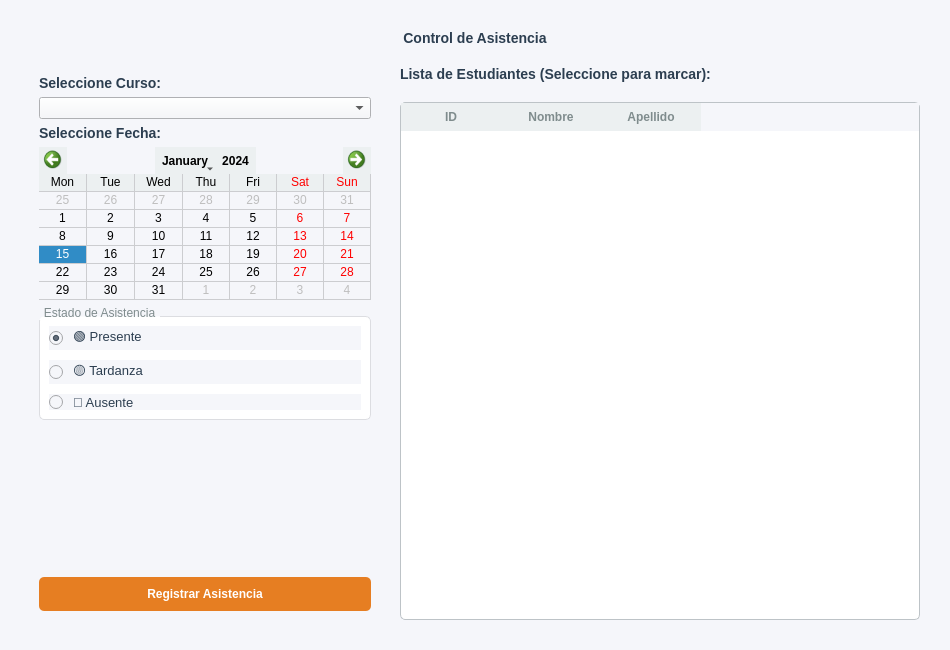
Above: ui/form_asistencia.ui from LordFeitan/registro_notas_colegio before the change. Below: the same form after it.
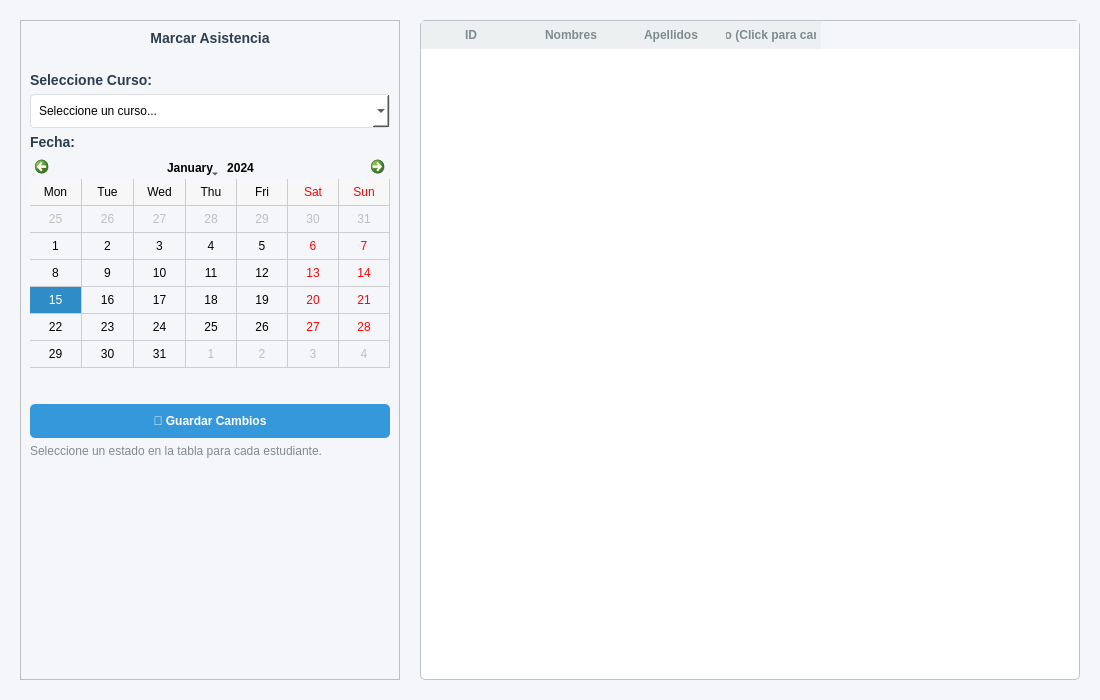
That is the form after the change.

Commit message: asistencias y notas completado

What changed in the file:
```diff
--- a/ui/form_asistencia.ui
+++ b/ui/form_asistencia.ui
@@ -6,8 +6,8 @@
    <rect>
     <x>0</x>
     <y>0</y>
-    <width>950</width>
-    <height>650</height>
+    <width>1100</width>
+    <height>700</height>
    </rect>
   </property>
   <property name="windowTitle">
@@ -21,6 +21,24 @@
 QLabel {
     color: #2c3e50;
     font-size: 14px;
+    font-weight: bold;
+}
+QComboBox {
+    padding: 8px;
+    border: 1px solid #dcdde1;
+    border-radius: 4px;
+    background-color: white;
+}
+QPushButton {
+    background-color: #3498db;
+    color: white;
+    padding: 10px 20px;
+    border: none;
+    border-radius: 5px;
+    font-weight: bold;
+}
+QPushButton:hover {
+    background-color: #2980b9;
 }
 QTableWidget {
     background-color: white;
@@ -35,128 +53,103 @@
     font-weight: bold;
     color: #7f8c8d;
 }
-QPushButton {
-    background-color: #e67e22;
-    color: white;
-    padding: 10px 20px;
-    border: none;
-    border-radius: 5px;
-    font-weight: bold;
-}
-QPushButton:hover {
-    background-color: #d35400;
-}
-QRadioButton {
-    spacing: 10px;
-    font-size: 13px;
-    color: #2c3e50;
-}
-QCalendarWidget QWidget {
-    alternate-background-color: #ecf0f1;
-}
+/* Calendar Fixes */
 QCalendarWidget QToolButton {
     color: black;
-    icon-size: 20px, 20px;
-    background-color: #ecf0f1;
+    background-color: transparent;
 }
-QGroupBox {
-    border: 1px solid #dcdde1;
-    border-radius: 5px;
-    margin-top: 10px;
+QCalendarWidget QMenu {
+    color: black;
     background-color: white;
 }
-QGroupBox::title {
-    subcontrol-origin: margin;
-    subcontrol-position: top left;
-    padding: 0 3px;
-    color: #7f8c8d;
+QCalendarWidget QSpinBox {
+    color: black;
+    background-color: white;
 }</string>
   </property>
-  <layout class="QVBoxLayout" name="verticalLayoutMain">
+  <layout class="QHBoxLayout" name="horizontalLayout">
    <property name="spacing">
     <number>20</number>
    </property>
    <property name="leftMargin">
-    <number>30</number>
+    <number>20</number>
    </property>
    <property name="topMargin">
-    <number>30</number>
+    <number>20</number>
    </property>
    <property name="rightMargin">
-    <number>30</number>
+    <number>20</number>
    </property>
    <property name="bottomMargin">
-    <number>30</number>
-   </property>
-   <item>
-    <widget class="QLabel" name="labelTitle">
-     <property name="font">
-      <font>
-       <pointsize>18</pointsize>
-       <weight>75</weight>
-       <bold>true</bold>
-      </font>
-     </property>
-     <property name="text">
-      <string>Control de Asistencia</string>
-     </property>
-     <property name="alignment">
-      <set>Qt::AlignCenter</set>
-     </property>
-    </widget>
-   </item>
-   <item>
-    <layout class="QHBoxLayout" name="horizontalLayoutBody">
-     <property name="spacing">
       <number>20</number>
      </property>
-     
-     <!-- PANEL IZQUIERDO: CONTROLES -->
+   
+   <!-- LEFT PANEL: CONTROLS -->
      <item>
-      <widget class="QWidget" name="widgetLeft" native="true">
-       <property name="minimumSize">
-        <size>
-         <width>320</width>
-         <height>0</height>
-        </size>
-       </property>
+    <widget class="QFrame" name="frameLeft">
        <property name="maximumSize">
         <size>
-         <width>350</width>
+       <width>380</width>
          <height>16777215</height>
         </size>
        </property>
+     <property name="frameShape">
+      <enum>QFrame::StyledPanel</enum>
+     </property>
+     <property name="frameShadow">
+      <enum>QFrame::Raised</enum>
+     </property>
        <layout class="QVBoxLayout" name="verticalLayoutLeft">
+      <item>
+       <widget class="QLabel" name="labelTitle">
+        <property name="font">
+         <font>
+          <pointsize>16</pointsize>
+          <bold>true</bold>
+         </font>
+        </property>
+        <property name="text">
+         <string>Marcar Asistencia</string>
+        </property>
+        <property name="alignment">
+         <set>Qt::AlignCenter</set>
+        </property>
+       </widget>
+      </item>
+      <item>
+       <spacer name="verticalSpacerTop">
+        <property name="orientation">
+         <enum>Qt::Vertical</enum>
+        </property>
+        <property name="sizeType">
+         <enum>QSizePolicy::Fixed</enum>
+        </property>
+        <property name="sizeHint" stdset="0">
+         <size>
+          <width>20</width>
+          <height>20</height>
+         </size>
+        </property>
+       </spacer>
+      </item>
         <item>
          <widget class="QLabel" name="labelCurso">
           <property name="text">
            <string>Seleccione Curso:</string>
           </property>
-          <property name="font">
-           <font>
-            <weight>75</weight>
-            <bold>true</bold>
-           </font>
-          </property>
          </widget>
         </item>
         <item>
          <widget class="QComboBox" name="comboCurso">
-          <property name="cursor">
-           <cursorShape>PointingHandCursor</cursorShape>
+        <property name="placeholderText">
+         <string>Seleccione un curso...</string>
           </property>
          </widget>
         </item>
         <item>
          <widget class="QLabel" name="labelCalendar">
           <property name="text">
-           <string>Seleccione Fecha:</string>
-          </property>
-          <property name="font">
-           <font>
-            <weight>75</weight>
-            <bold>true</bold>
-           </font>
+         <string>Fecha:</string>
           </property>
          </widget>
         </item>
@@ -174,48 +167,42 @@
          </widget>
         </item>
         <item>
-         <widget class="QGroupBox" name="groupEstado">
-          <property name="title">
-           <string>Estado de Asistencia</string>
-          </property>
-          <layout class="QVBoxLayout" name="verticalLayoutRadio">
-           <property name="spacing">
-            <number>10</number>
-           </property>
+       <spacer name="verticalSpacerButtons">
+        <property name="orientation">
+         <enum>Qt::Vertical</enum>
+        </property>
+        <property name="sizeType">
+         <enum>QSizePolicy::Fixed</enum>
+        </property>
+        <property name="sizeHint" stdset="0">
+         <size>
+          <width>20</width>
+          <height>30</height>
+         </size>
+        </property>
+       </spacer>
+      </item>
            <item>
-            <widget class="QRadioButton" name="rbPresente">
+       <widget class="QPushButton" name="btnGuardar">
+        <property name="cursor">
+         <cursorShape>PointingHandCursor</cursorShape>
+        </property>
              <property name="text">
-              <string>🟢 Presente</string>
-             </property>
-             <property name="checked">
+         <string>💾 Guardar Cambios</string>
+        </property>
+       </widget>
+      </item>
+      <item>
+       <widget class="QLabel" name="labelInfo">
+        <property name="text">
+         <string>Seleccione un estado en la tabla para cada estudiante.</string>
+        </property>
+        <property name="wordWrap">
               <bool>true</bool>
              </property>
-             <property name="cursor">
-              <cursorShape>PointingHandCursor</cursorShape>
-             </property>
-            </widget>
-           </item>
-           <item>
-            <widget class="QRadioButton" name="rbTardanza">
-             <property name="text">
-              <string>🟡 Tardanza</string>
-             </property>
-             <property name="cursor">
-              <cursorShape>PointingHandCursor</cursorShape>
-             </property>
-            </widget>
-           </item>
-           <item>
-            <widget class="QRadioButton" name="rbAusente">
-             <property name="text">
-              <string>🔴 Ausente</string>
-             </property>
-             <property name="cursor">
-              <cursorShape>PointingHandCursor</cursorShape>
-             </property>
-            </widget>
-           </item>
-          </layout>
+        <property name="styleSheet">
+         <string>color: #7f8c8d; font-weight: normal; font-size: 12px;</string>
+        </property>
          </widget>
         </item>
         <item>
@@ -226,60 +213,28 @@
           <property name="sizeHint" stdset="0">
            <size>
             <width>20</width>
-            <height>20</height>
+          <height>40</height>
            </size>
           </property>
          </spacer>
         </item>
-        <item>
-         <widget class="QPushButton" name="btnMarcarAsistencia">
-          <property name="cursor">
-           <cursorShape>PointingHandCursor</cursorShape>
-          </property>
-          <property name="text">
-           <string>Registrar Asistencia</string>
-          </property>
-          <property name="minimumHeight">
-           <number>40</number>
-          </property>
-         </widget>
-        </item>
        </layout>
       </widget>
      </item>
-     
-     <!-- PANEL DERECHO: TABLA -->
+
+   <!-- RIGHT PANEL: TABLE -->
      <item>
       <layout class="QVBoxLayout" name="verticalLayoutRight">
        <item>
-        <widget class="QLabel" name="labelLista">
-         <property name="text">
-          <string>Lista de Estudiantes (Seleccione para marcar):</string>
-         </property>
-         <property name="font">
-           <font>
-            <weight>75</weight>
-            <bold>true</bold>
-           </font>
-          </property>
-        </widget>
-       </item>
-       <item>
-        <widget class="QTableWidget" name="tableEstudiantes">
-         <property name="editTriggers">
-          <set>QAbstractItemView::NoEditTriggers</set>
-         </property>
+      <widget class="QTableWidget" name="tableAsistencia">
          <property name="selectionBehavior">
           <enum>QAbstractItemView::SelectRows</enum>
          </property>
          <property name="selectionMode">
           <enum>QAbstractItemView::SingleSelection</enum>
          </property>
-         <property name="alternatingRowColors">
-          <bool>true</bool>
-         </property>
          <property name="columnCount">
-          <number>3</number>
+        <number>4</number>
          </property>
          <column>
           <property name="text">
@@ -288,17 +243,20 @@
          </column>
          <column>
           <property name="text">
-           <string>Nombre</string>
+         <string>Nombres</string>
           </property>
          </column>
          <column>
           <property name="text">
-           <string>Apellido</string>
+         <string>Apellidos</string>
+        </property>
+       </column>
+       <column>
+        <property name="text">
+         <string>Estado (Click para cambiar)</string>
           </property>
          </column>
         </widget>
-       </item>
-      </layout>
      </item>
     </layout>
    </item>
```
Left out of the diff: 4 changed lines with no effect on the pictures. Lines whose indentation alone changed are shown as unchanged. The commit also changes 7 other files.
